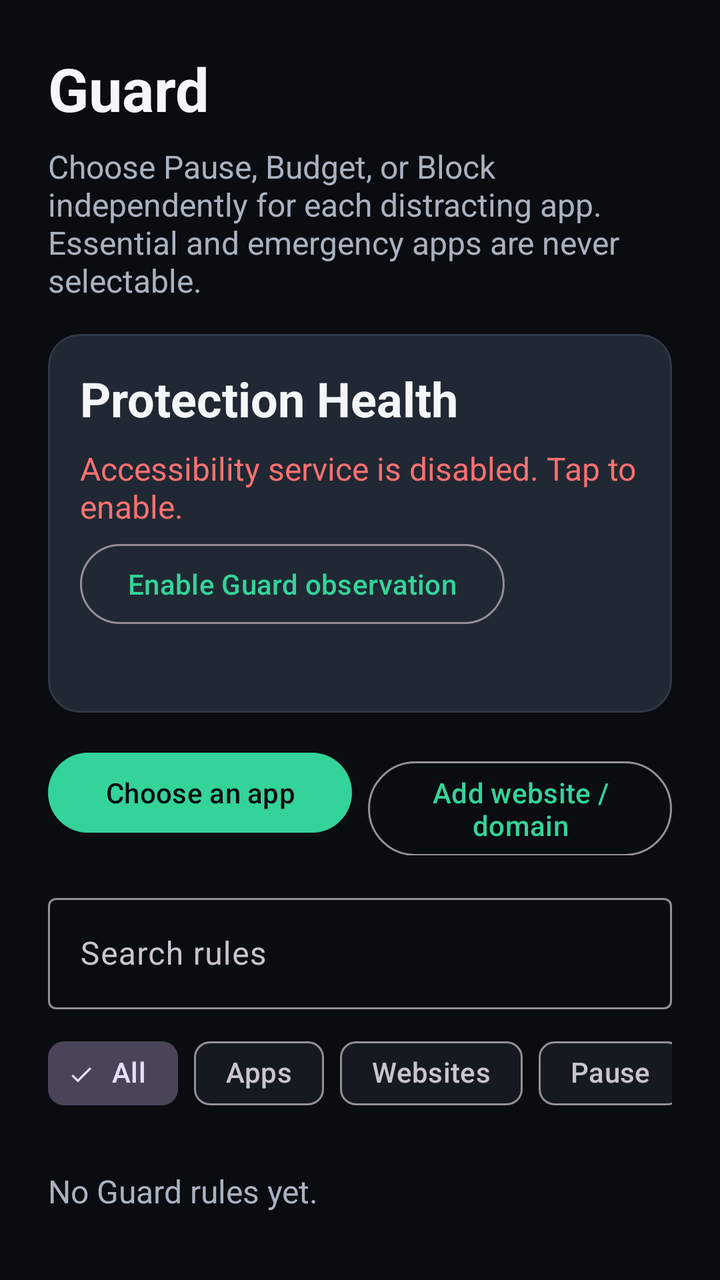
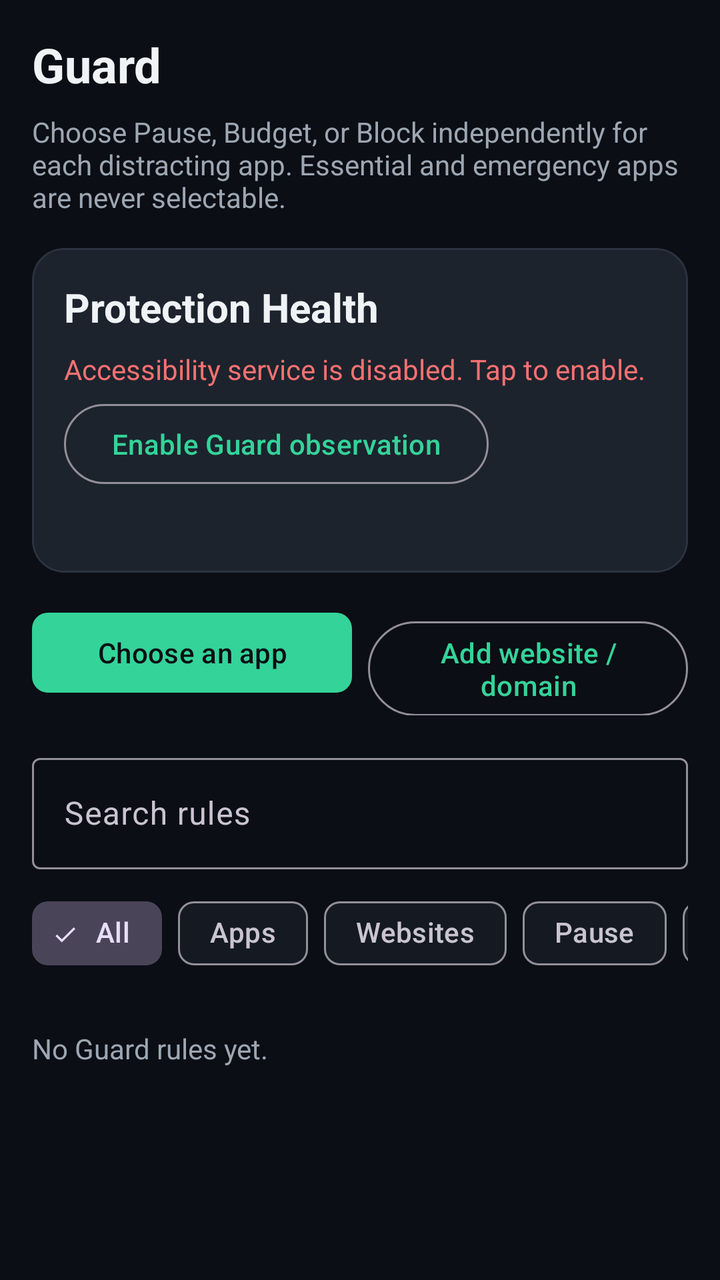

An Android layout rendered at two revisions. The XML below is the earlier revision; the diff shows what the commit changed to produce the second picture.
<!-- AndroidManifest.xml: application theme Theme.Prottasha -->
<!-- res/layout/fragment_guard.xml -->
<?xml version="1.0" encoding="utf-8"?>
<androidx.core.widget.NestedScrollView xmlns:android="http://schemas.android.com/apk/res/android"
    xmlns:app="http://schemas.android.com/apk/res-auto"
    android:layout_width="match_parent"
    android:layout_height="match_parent"
    android:fillViewport="true">

    <LinearLayout
        android:layout_width="match_parent"
        android:layout_height="wrap_content"
        android:orientation="vertical"
        android:padding="@dimen/spacing_large">

        
        <TextView
            android:layout_width="match_parent"
            android:layout_height="wrap_content"
            android:text="@string/guard_title"
            android:textColor="@color/color_text_primary"
            android:textSize="@dimen/text_display"
            android:textStyle="bold" />

        <TextView
            android:layout_width="match_parent"
            android:layout_height="wrap_content"
            android:layout_marginTop="@dimen/spacing_small"
            android:text="@string/guard_body"
            android:textColor="@color/color_text_secondary"
            android:textSize="@dimen/text_body" />

        
        <com.google.android.material.card.MaterialCardView
            android:id="@+id/guard_health_card"
            android:layout_width="match_parent"
            android:layout_height="wrap_content"
            android:layout_marginTop="@dimen/spacing_medium"
            app:cardBackgroundColor="@color/color_surface_raised"
            app:cardCornerRadius="16dp"
            app:strokeColor="@color/color_border"
            app:strokeWidth="1dp">

            <LinearLayout
                android:layout_width="match_parent"
                android:layout_height="wrap_content"
                android:orientation="vertical"
                android:padding="@dimen/spacing_medium">

                <TextView
                    android:layout_width="wrap_content"
                    android:layout_height="wrap_content"
                    android:text="@string/guard_health_title"
                    android:textColor="@color/color_text_primary"
                    android:textSize="@dimen/text_headline"
                    android:textStyle="bold" />

                
                <TextView
                    android:id="@+id/guard_health_status_all_good"
                    android:layout_width="match_parent"
                    android:layout_height="wrap_content"
                    android:layout_marginTop="@dimen/spacing_small"
                    android:text="@string/guard_health_healthy"
                    android:textColor="@color/color_hope"
                    android:textSize="@dimen/text_body"
                    android:visibility="gone" />

                
                <LinearLayout
                    android:id="@+id/guard_health_accessibility_alert"
                    android:layout_width="match_parent"
                    android:layout_height="wrap_content"
                    android:layout_marginTop="@dimen/spacing_small"
                    android:orientation="vertical">

                    <TextView
                        android:id="@+id/guard_health_accessibility_text"
                        android:layout_width="match_parent"
                        android:layout_height="wrap_content"
                        android:text="@string/guard_health_accessibility_missing"
                        android:textColor="@color/color_crisis"
                        android:textSize="@dimen/text_body" />

                    <com.google.android.material.button.MaterialButton
                        android:id="@+id/guard_enable_service"
                        style="@style/Widget.Material3.Button.OutlinedButton"
                        android:layout_width="wrap_content"
                        android:layout_height="wrap_content"
                        android:layout_marginTop="4dp"
                        android:minHeight="@dimen/touch_target_min"
                        android:text="@string/guard_enable_service" />
                </LinearLayout>

                
                <LinearLayout
                    android:id="@+id/guard_health_usage_alert"
                    android:layout_width="match_parent"
                    android:layout_height="wrap_content"
                    android:layout_marginTop="@dimen/spacing_small"
                    android:orientation="vertical"
                    android:visibility="gone">

                    <TextView
                        android:layout_width="match_parent"
                        android:layout_height="wrap_content"
                        android:text="@string/guard_health_usage_missing"
                        android:textColor="@color/color_friction"
                        android:textSize="@dimen/text_body" />

                    <com.google.android.material.button.MaterialButton
                        android:id="@+id/guard_health_fix_usage"
                        style="@style/Widget.Material3.Button.OutlinedButton"
                        android:layout_width="wrap_content"
                        android:layout_height="wrap_content"
                        android:layout_marginTop="4dp"
                        android:minHeight="@dimen/touch_target_min"
                        android:text="Grant Usage Access" />
                </LinearLayout>

                
                <LinearLayout
                    android:id="@+id/guard_health_battery_alert"
                    android:layout_width="match_parent"
                    android:layout_height="wrap_content"
                    android:layout_marginTop="@dimen/spacing_small"
                    android:orientation="vertical"
                    android:visibility="gone">

                    <TextView
                        android:layout_width="match_parent"
                        android:layout_height="wrap_content"
                        android:text="@string/guard_health_battery_warning"
                        android:textColor="@color/color_text_secondary"
                        android:textSize="@dimen/text_caption" />

                    <com.google.android.material.button.MaterialButton
                        android:id="@+id/guard_health_fix_battery"
                        style="@style/Widget.Material3.Button.TextButton"
                        android:layout_width="wrap_content"
                        android:layout_height="wrap_content"
                        android:minHeight="@dimen/touch_target_min"
                        android:text="Disable Battery Optimization" />
                </LinearLayout>

                
                <TextView
                    android:id="@+id/guard_grayscale_status"
                    android:layout_width="match_parent"
                    android:layout_height="wrap_content"
                    android:layout_marginTop="@dimen/spacing_small"
                    android:textColor="@color/color_text_muted"
                    android:textSize="@dimen/text_caption" />

            </LinearLayout>
        </com.google.android.material.card.MaterialCardView>

        
        <LinearLayout
            android:layout_width="match_parent"
            android:layout_height="wrap_content"
            android:layout_marginTop="@dimen/spacing_medium"
            android:orientation="horizontal">

            <com.google.android.material.button.MaterialButton
                android:id="@+id/guard_add_button"
                style="@style/Widget.Prottasha.Button.Pill"
                android:layout_width="0dp"
                android:layout_height="wrap_content"
                android:layout_weight="1"
                android:layout_marginEnd="@dimen/spacing_small"
                android:minHeight="@dimen/touch_target_min"
                android:text="@string/guard_add" />

            <com.google.android.material.button.MaterialButton
                android:id="@+id/guard_add_website_button"
                style="@style/Widget.Material3.Button.OutlinedButton"
                android:layout_width="0dp"
                android:layout_height="wrap_content"
                android:layout_weight="1"
                android:minHeight="@dimen/touch_target_min"
                android:text="@string/guard_add_website" />
        </LinearLayout>

        
        <com.google.android.material.textfield.TextInputLayout
            android:id="@+id/guard_search_layout"
            android:layout_width="match_parent"
            android:layout_height="wrap_content"
            android:layout_marginTop="@dimen/spacing_medium"
            android:hint="Search rules">

            <com.google.android.material.textfield.TextInputEditText
                android:id="@+id/guard_search_input"
                android:layout_width="match_parent"
                android:layout_height="wrap_content"
                android:inputType="text" />
        </com.google.android.material.textfield.TextInputLayout>

        
        <HorizontalScrollView
            android:layout_width="match_parent"
            android:layout_height="wrap_content"
            android:layout_marginTop="@dimen/spacing_small"
            android:scrollbars="none">

            <com.google.android.material.chip.ChipGroup
                android:id="@+id/guard_filter_group"
                android:layout_width="wrap_content"
                android:layout_height="wrap_content"
                app:singleSelection="true">

                <com.google.android.material.chip.Chip
                    android:id="@+id/guard_chip_all"
                    style="@style/Widget.Material3.Chip.Filter"
                    android:layout_width="wrap_content"
                    android:layout_height="wrap_content"
                    android:checked="true"
                    android:text="@string/guard_filter_all" />

                <com.google.android.material.chip.Chip
                    android:id="@+id/guard_chip_apps"
                    style="@style/Widget.Material3.Chip.Filter"
                    android:layout_width="wrap_content"
                    android:layout_height="wrap_content"
                    android:text="@string/guard_filter_apps" />

                <com.google.android.material.chip.Chip
                    android:id="@+id/guard_chip_websites"
                    style="@style/Widget.Material3.Chip.Filter"
                    android:layout_width="wrap_content"
                    android:layout_height="wrap_content"
                    android:text="@string/guard_filter_domains" />

                <com.google.android.material.chip.Chip
                    android:id="@+id/guard_chip_pause"
                    style="@style/Widget.Material3.Chip.Filter"
                    android:layout_width="wrap_content"
                    android:layout_height="wrap_content"
                    android:text="@string/guard_filter_pause" />

                <com.google.android.material.chip.Chip
                    android:id="@+id/guard_chip_budget"
                    style="@style/Widget.Material3.Chip.Filter"
                    android:layout_width="wrap_content"
                    android:layout_height="wrap_content"
                    android:text="@string/guard_filter_budget" />

                <com.google.android.material.chip.Chip
                    android:id="@+id/guard_chip_block"
                    style="@style/Widget.Material3.Chip.Filter"
                    android:layout_width="wrap_content"
                    android:layout_height="wrap_content"
                    android:text="@string/guard_filter_block" />

            </com.google.android.material.chip.ChipGroup>
        </HorizontalScrollView>

        
        <TextView
            android:id="@+id/guard_empty"
            android:layout_width="match_parent"
            android:layout_height="wrap_content"
            android:layout_marginTop="@dimen/spacing_large"
            android:text="@string/guard_empty"
            android:textColor="@color/color_text_secondary"
            android:textSize="@dimen/text_body" />

        <TextView
            android:id="@+id/guard_no_matches"
            android:layout_width="match_parent"
            android:layout_height="wrap_content"
            android:layout_marginTop="@dimen/spacing_medium"
            android:text="No matching rules found."
            android:textColor="@color/color_text_muted"
            android:textSize="@dimen/text_body"
            android:visibility="gone" />

        
        <androidx.recyclerview.widget.RecyclerView
            android:id="@+id/guard_rules"
            android:layout_width="match_parent"
            android:layout_height="wrap_content"
            android:layout_marginTop="@dimen/spacing_medium"
            android:nestedScrollingEnabled="false" />

    </LinearLayout>
</androidx.core.widget.NestedScrollView>
<!-- resources referenced by this layout -->
<resources>
  <color name="color_border">#303946</color>
  <color name="color_crisis">#F87171</color>
  <color name="color_friction">#FBBF24</color>
  <color name="color_hope">#34D399</color>
  <color name="color_surface_raised">#202833</color>
  <color name="color_text_muted">#8B96A4</color>
  <color name="color_text_primary">#F4F7FA</color>
  <color name="color_text_secondary">#A9B3C0</color>
  <dimen name="spacing_large">24dp</dimen>
  <dimen name="spacing_medium">16dp</dimen>
  <dimen name="spacing_small">8dp</dimen>
  <dimen name="text_body">16sp</dimen>
  <dimen name="text_caption">12sp</dimen>
  <dimen name="text_display">30sp</dimen>
  <dimen name="text_headline">24sp</dimen>
  <dimen name="touch_target_min">48dp</dimen>
  <string name="guard_add">Choose an app</string>
  <string name="guard_add_website">Add website / domain</string>
  <string name="guard_body">Choose Pause, Budget, or Block independently for each distracting app. Essential and emergency apps are never selectable.</string>
  <string name="guard_empty">No Guard rules yet.</string>
  <string name="guard_enable_service">Enable Guard observation</string>
  <string name="guard_filter_all">All</string>
  <string name="guard_filter_apps">Apps</string>
  <string name="guard_filter_block">Block</string>
  <string name="guard_filter_budget">Budget</string>
  <string name="guard_filter_domains">Websites</string>
  <string name="guard_filter_pause">Pause</string>
  <string name="guard_health_accessibility_missing">Accessibility service is disabled. Tap to enable.</string>
  <string name="guard_health_battery_warning">Battery optimization may kill background protection.</string>
  <string name="guard_health_healthy">All protection systems active and healthy.</string>
  <string name="guard_health_title">Protection Health</string>
  <string name="guard_health_usage_missing">Usage access is required to compute daily budgets. Tap to grant.</string>
  <string name="guard_title">Guard</string>
  <style name="Widget.Prottasha.Button.Pill" parent="Widget.Material3.Button">
          <item name="android:textColor">@color/color_on_hope</item>
          <item name="cornerRadius">@dimen/pill_button_radius</item>
          <item name="backgroundTint">@color/color_hope</item>
      </style>
  <style name="Theme.Prottasha" parent="Theme.Material3.Dark.NoActionBar">
          <item name="android:windowBackground">@color/color_background</item>
          <item name="android:colorBackground">@color/color_background</item>
          <item name="colorSurface">@color/color_surface</item>
          <item name="colorSurfaceVariant">@color/color_surface_raised</item>
          <item name="colorPrimary">@color/color_hope</item>
          <item name="colorOnPrimary">@color/color_on_hope</item>
          <item name="colorSecondary">@color/color_identity</item>
          <item name="colorOnSecondary">@color/color_on_identity</item>
          <item name="colorError">@color/color_crisis</item>
          <item name="colorOnError">@color/color_on_crisis</item>
          <item name="android:textColorPrimary">@color/color_text_primary</item>
          <item name="android:textColorSecondary">@color/color_text_secondary</item>
          <item name="android:navigationBarColor">@color/color_background</item>
          <item name="android:statusBarColor">@color/color_background</item>
          <item name="android:windowLightStatusBar">false</item>
      </style>
  <color name="color_on_hope">#090C11</color>
  <dimen name="pill_button_radius">28dp</dimen>
  <color name="color_background">#090C11</color>
  <color name="color_surface">#151A22</color>
  <color name="color_identity">#7C8DFF</color>
  <color name="color_on_identity">#090C11</color>
  <color name="color_on_crisis">#090C11</color>
</resources>

<!-- the commit's change to res/layout/fragment_guard.xml (unified diff, before → after) -->
@@ -9,7 +9,7 @@
         android:layout_width="match_parent"
         android:layout_height="wrap_content"
         android:orientation="vertical"
-        android:padding="@dimen/spacing_large">
+        android:padding="@dimen/spacing_medium">
 
         
         <TextView
<!-- resource entries referenced after the edit -->
@@ -1,20 +1,20 @@
 <!-- resources referenced by this layout -->
 <resources>
-  <color name="color_border">#303946</color>
+  <color name="color_border">#2B3340</color>
   <color name="color_crisis">#F87171</color>
   <color name="color_friction">#FBBF24</color>
   <color name="color_hope">#34D399</color>
-  <color name="color_surface_raised">#202833</color>
-  <color name="color_text_muted">#8B96A4</color>
-  <color name="color_text_primary">#F4F7FA</color>
-  <color name="color_text_secondary">#A9B3C0</color>
+  <color name="color_surface_raised">#1C232D</color>
+  <color name="color_text_muted">#6E7783</color>
+  <color name="color_text_primary">#F0F3F6</color>
+  <color name="color_text_secondary">#9DA7B3</color>
   <dimen name="spacing_large">24dp</dimen>
   <dimen name="spacing_medium">16dp</dimen>
   <dimen name="spacing_small">8dp</dimen>
-  <dimen name="text_body">16sp</dimen>
+  <dimen name="text_body">14sp</dimen>
   <dimen name="text_caption">12sp</dimen>
-  <dimen name="text_display">30sp</dimen>
-  <dimen name="text_headline">24sp</dimen>
+  <dimen name="text_display">24sp</dimen>
+  <dimen name="text_headline">20sp</dimen>
   <dimen name="touch_target_min">48dp</dimen>
   <string name="guard_add">Choose an app</string>
   <string name="guard_add_website">Add website / domain</string>
@@ -55,12 +55,12 @@
           <item name="android:statusBarColor">@color/color_background</item>
           <item name="android:windowLightStatusBar">false</item>
       </style>
-  <color name="color_on_hope">#090C11</color>
-  <dimen name="pill_button_radius">28dp</dimen>
-  <color name="color_background">#090C11</color>
+  <color name="color_on_hope">#0B0E14</color>
+  <dimen name="pill_button_radius">8dp</dimen>
+  <color name="color_background">#0B0E14</color>
   <color name="color_surface">#151A22</color>
   <color name="color_identity">#7C8DFF</color>
-  <color name="color_on_identity">#090C11</color>
-  <color name="color_on_crisis">#090C11</color>
+  <color name="color_on_identity">#0B0E14</color>
+  <color name="color_on_crisis">#0B0E14</color>
 </resources>
 
